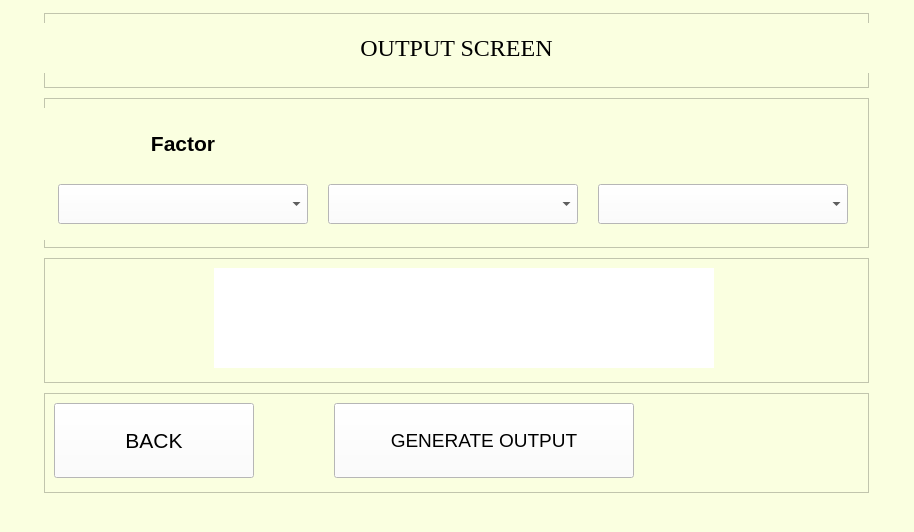
Above: ui_files/output_drop_down_screen.ui from Ris-code/institutional_benchmarking_model before the change. Below: the same form after it.
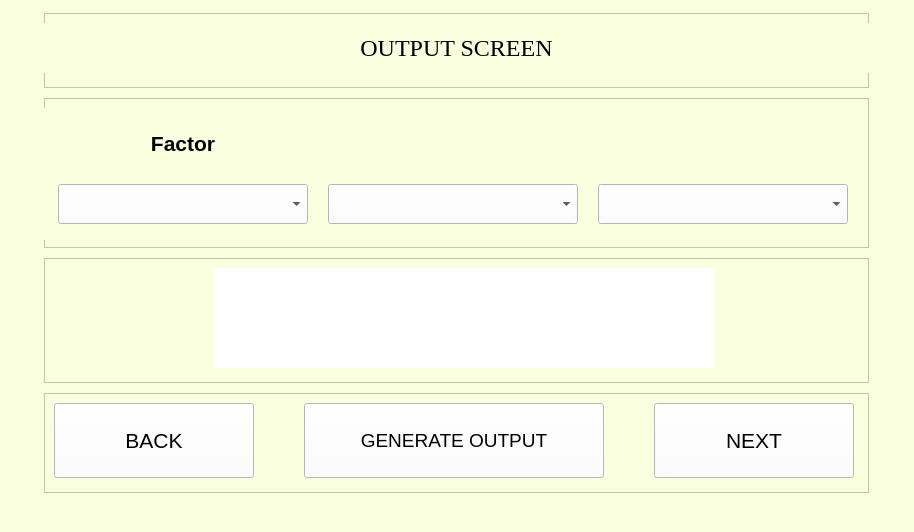
That is the form after the change.

```diff
--- a/ui_files/output_drop_down_screen.ui
+++ b/ui_files/output_drop_down_screen.ui
@@ -476,7 +476,7 @@
       <widget class="QPushButton" name="generateButton">
        <property name="geometry">
         <rect>
-         <x>290</x>
+         <x>260</x>
          <y>10</y>
          <width>300</width>
          <height>75</height>
@@ -513,6 +513,46 @@
         <string>GENERATE OUTPUT</string>
        </property>
       </widget>
+      <widget class="QPushButton" name="nextButton">
+       <property name="geometry">
+        <rect>
+         <x>610</x>
+         <y>10</y>
+         <width>200</width>
+         <height>75</height>
+        </rect>
+       </property>
+       <property name="sizePolicy">
+        <sizepolicy hsizetype="Preferred" vsizetype="Preferred">
+         <horstretch>0</horstretch>
+         <verstretch>0</verstretch>
+        </sizepolicy>
+       </property>
+       <property name="minimumSize">
+        <size>
+         <width>200</width>
+         <height>75</height>
+        </size>
+       </property>
+       <property name="maximumSize">
+        <size>
+         <width>200</width>
+         <height>75</height>
+        </size>
+       </property>
+       <property name="font">
+        <font>
+         <family>Arial</family>
+         <pointsize>16</pointsize>
+        </font>
+       </property>
+       <property name="styleSheet">
+        <string notr="true">background-color:rgb(255, 255, 255)</string>
+       </property>
+       <property name="text">
+        <string>NEXT</string>
+       </property>
+      </widget>
      </widget>
     </item>
    </layout>
```
